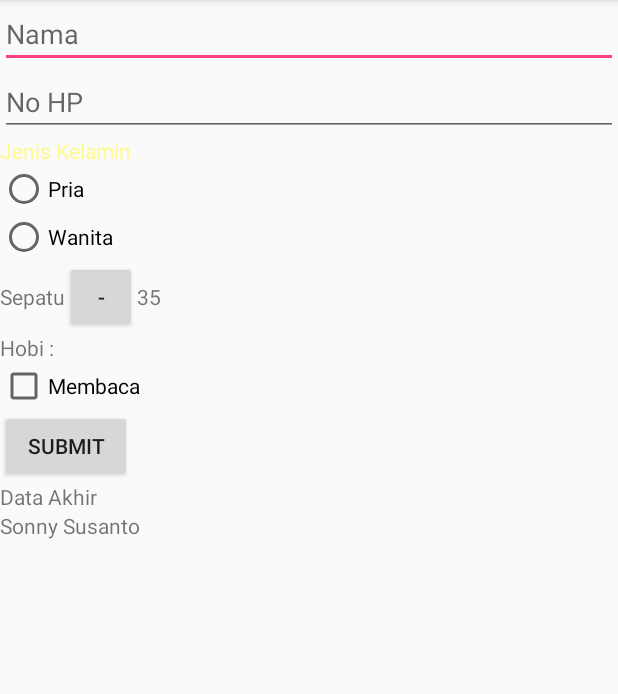
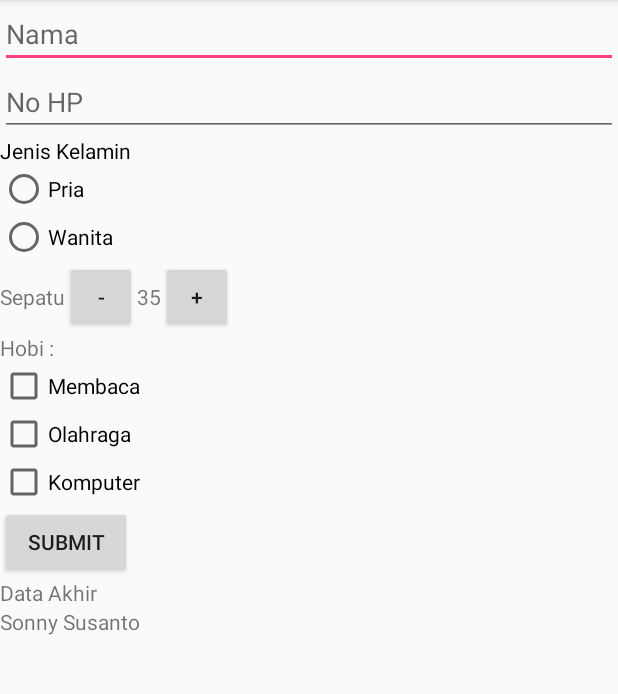
Before and after one commit to sonnysusanto/DataMurid, an Android app: the screen it shows after launch (MainActivity), on a phone screen of 412 x 824 dp, the part 84-778 px from its top. Run offline under Robolectric (Android 15) with nearby library versions, the phone set to English and light mode, and no system bars.

```diff
--- a/app/src/main/res/layout/activity_main.xml
+++ b/app/src/main/res/layout/activity_main.xml
@@ -14,19 +14,18 @@
         android:hint="Nama"
         android:inputType="textPersonName" />
 
-    <!-- TODO tambahkan id pada EditText No HP-->
-    <!-- TODO tambahkan InputType number pada No HP -->
-
     <EditText
+        android:id="@+id/editTextTelepon"
         android:layout_width="match_parent"
         android:layout_height="wrap_content"
-        android:hint="No HP" />
+        android:hint="No HP"
+        android:inputType="phone" />
 
     <TextView
         android:layout_width="wrap_content"
         android:layout_height="wrap_content"
         android:text="Jenis Kelamin"
-        android:textColor="#FFF990" />
+        android:textColor="#000000" />
 
     <LinearLayout
         android:layout_width="wrap_content"
@@ -78,7 +77,11 @@
             android:layout_height="wrap_content"
             android:text="35" />
 
-        <!-- TODO tambahkan button + -->
+        <Button
+            android:layout_width="48dp"
+            android:layout_height="48dp"
+            android:onClick="increment"
+            android:text="+" />
     </LinearLayout>
 
     <TextView
@@ -92,7 +95,18 @@
         android:layout_height="wrap_content"
         android:text="Membaca" />
 
-    <!-- TODO tambahkan 2 checkbox Olahraga dan Komputer. Jangan lupa set ID nya -->
+    <CheckBox
+        android:id="@+id/checkBox_olahraga"
+        android:layout_width="wrap_content"
+        android:layout_height="wrap_content"
+        android:text="Olahraga" />
+
+    <CheckBox
+        android:id="@+id/checkBox_komputer"
+        android:layout_width="wrap_content"
+        android:layout_height="wrap_content"
+        android:text="Komputer" />
+
 
     <LinearLayout
         android:layout_width="wrap_content"
```
Also changed, not shown: app/src/main/java/com/example/android/datamurid/MainActivity.java (+14 -4 lines).
